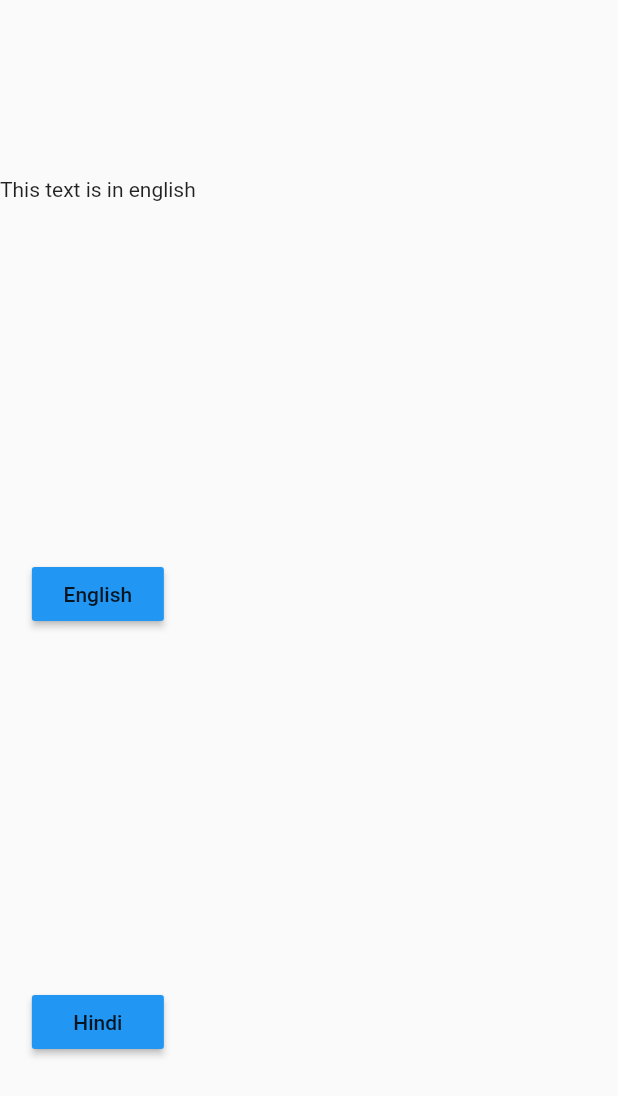
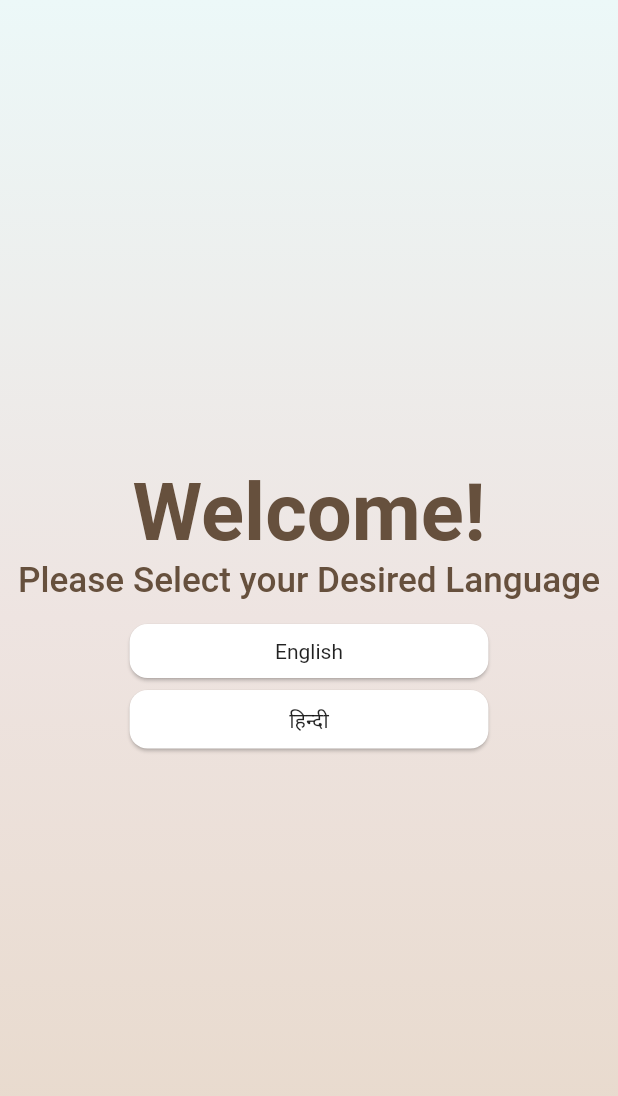
Before and after one commit to AbhiSharma1999/LanguageApp, a Flutter app: the screen it shows after launch, on a phone screen of 412 x 824 dp. Shown: the top 1096 px of the screen. Run offline on Flutter 3.47's test engine with Material 2 defaults, Android fonts, the phone set to English and light mode, and no system bars; our stand-ins replace shared_preferences.

Commit message:
Added WElcome Page and Animation Transition

```diff
--- /dev/null
+++ b/lib/Routeanimations/routetransition.dart
@@ -0,0 +1,33 @@
+import 'package:flutter/material.dart';
+
+class RotationRoute extends PageRouteBuilder {
+  final Widget page;
+  RotationRoute({this.page})
+      : super(
+          pageBuilder: (
+            BuildContext context,
+            Animation<double> animation,
+            Animation<double> secondaryAnimation,
+          ) =>
+              page,
+          transitionDuration: Duration(seconds: 1),
+          transitionsBuilder: (
+            BuildContext context,
+            Animation<double> animation,
+            Animation<double> secondaryAnimation,
+            Widget child,
+          ) =>
+              RotationTransition(
+                turns: Tween<double>(
+                  begin: 0.0,
+                  end: 1.0,
+                ).animate(
+                  CurvedAnimation(
+                    parent: animation,
+                    curve: Curves.linear,
+                  ),
+                ),
+                child: child,
+              ),
+        );
+}
--- a/lib/main.dart
+++ b/lib/main.dart
@@ -4,8 +4,9 @@ import 'package:flutter_localizations/flutter_localizations.dart';
 import 'package:language_app/locale/DemoLocalization.dart';
 import 'package:language_app/locale/constants.dart';
 import 'package:language_app/pages/Home.dart';
+import 'package:language_app/pages/Welcome.dart';
 
-void main() => runApp(MyApp());
+void main() => runApp(WelcomePage());
 
 class MyApp extends StatefulWidget {
 
--- a/lib/pages/Home.dart
+++ b/lib/pages/Home.dart
@@ -23,7 +23,8 @@ class _HomeState extends State<Home> {
   @override
   Widget build(BuildContext context) {
     return Scaffold(
-       body: Column(
+       body: Center(
+         child: Column(
            mainAxisAlignment: MainAxisAlignment.spaceAround,
            crossAxisAlignment: CrossAxisAlignment.center,
            children: <Widget>[
@@ -39,6 +40,7 @@ class _HomeState extends State<Home> {
                            splashColor: Colors.red,
                           )
            ],
+         ),
        )
     );
   }
--- /dev/null
+++ b/lib/pages/Welcome.dart
@@ -0,0 +1,113 @@
+import 'package:flutter/material.dart';
+import 'package:language_app/Routeanimations/routetransition.dart';
+import 'package:language_app/locale/constants.dart';
+import 'package:language_app/main.dart';
+import 'package:language_app/models/Language.dart';
+
+class WelcomePage extends StatelessWidget {
+  @override
+  Widget build(BuildContext context) {
+
+    return MaterialApp(
+          home: LanguageSelection(),
+          debugShowCheckedModeBanner: false,
+    );
+  }
+}
+
+class LanguageSelection extends StatelessWidget {
+  const LanguageSelection({
+    Key key,
+  }) : super(key: key);
+
+  @override
+  Widget build(BuildContext context) {
+    return Container(
+         decoration: BoxDecoration(
+     gradient: LinearGradient(
+       begin: Alignment.topCenter,
+       end: Alignment.bottomCenter,
+       colors: [
+         Color(0xffecf8f8),
+         Color(0xffeee4e1),
+         Color(0xffe7d8c9)
+       ]
+     )
+         ),
+         child: Scaffold(
+     backgroundColor: Colors.transparent,
+     body: Center(
+       child: Column(
+         crossAxisAlignment: CrossAxisAlignment.center,
+         children: <Widget>[
+
+          Spacer(),
+
+           Container(
+             width: MediaQuery.of(context).size.width/1.75,
+             child: FittedBox(
+               fit: BoxFit.contain,
+               child: Text("Welcome!",
+               textAlign: TextAlign.center,
+                  style:TextStyle(
+                    color: Color(0xff66503d),
+                    fontWeight: FontWeight.bold,
+                    fontSize: 30
+                  ),
+               ),
+             ),
+           ),
+
+           Padding(
+             padding: const EdgeInsets.only(left:12.0,right: 12.0,bottom: 12.0),
+             child: FittedBox(
+               fit: BoxFit.fitWidth,
+               child: Text("Please Select your Desired Language",
+               textAlign: TextAlign.center,
+                  style:TextStyle(
+                    color: Color(0xff66503d),
+                    fontWeight: FontWeight.w500,
+                    fontSize: 30
+                  ),
+               ),
+             ),
+           ),
+
+          //Spacer(),
+
+           Container(
+             height: MediaQuery.of(context).size.height/2,
+             child: ListView.builder(
+               physics: BouncingScrollPhysics(),
+               itemCount: 2,
+               itemBuilder: (BuildContext context , int i){
+                 return Padding(
+                   padding: EdgeInsets.only(left:MediaQuery.of(context).size.width/5,right: MediaQuery.of(context).size.width/5),
+                   child: GestureDetector(
+                     onTap: (){
+                       setLocaleinMemory(Language.languageList[i].languagecode);
+                       Navigator.pushAndRemoveUntil(context, RotationRoute(page: MyApp()), (route) => false);
+                     },
+                        child: Card(
+                       shape: RoundedRectangleBorder(borderRadius: BorderRadius.circular(12)),
+                      child: Container(child:Padding(
+                        padding: const EdgeInsets.all(10.0),
+                        child: Text(
+                          Language.languageList[i].name,
+                          textAlign: TextAlign.center,
+                          ),
+                      ))
+                ),
+                   ),
+                 );
+               },
+
+             ),
+           )
+         ],
+       ),
+     ),
+         ),
+      );
+  }
+}
--- a/pubspec.yaml
+++ b/pubspec.yaml
@@ -15,6 +15,7 @@ dependencies:
     sdk: flutter
   shared_preferences: any
   cupertino_icons: ^0.1.3
+  auto_size_text: ^2.1.0
 
 dev_dependencies:
   flutter_test:
```
Also changed, not shown: pubspec.lock. Lines whose indentation alone changed are shown as unchanged.
